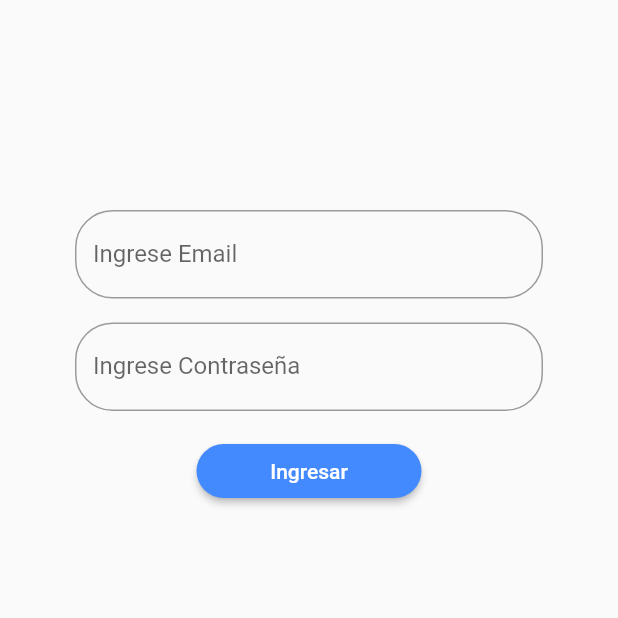
After one commit to santb08/CyClub, a Flutter app: the screen it shows after launch, item 2 of the bottom bar chosen, after a tap on "Ingresar", on a phone screen of 412 x 824 dp, the top half of it. The commit adds this screen. Run offline on Flutter 3.47's test engine with Material 2 defaults, Android fonts, the phone set to English and light mode, and no system bars; our stand-ins replace google_maps_flutter, location; network calls fail.

Commit message:
Primera implementación login

```diff
--- /dev/null
+++ b/lib/FormLogin.dart
@@ -0,0 +1,59 @@
+import 'package:flutter/material.dart';
+
+class FormLogin extends StatefulWidget {
+  @override
+  _FormLogin createState() => _FormLogin();
+}
+
+class _FormLogin extends State<FormLogin> {
+  final _formKey = GlobalKey<_FormLogin>();
+
+  @override
+  Widget build(BuildContext context) {
+    return Scaffold(
+        body: Form(
+            key: _formKey,
+            child: Container(
+              padding: EdgeInsets.only(top: 140, left: 50, right: 50),
+              child: Column(
+                crossAxisAlignment: CrossAxisAlignment.center,
+                children: <Widget>[
+                  TextFormField(
+                    decoration: InputDecoration(
+                        labelText: "Ingrese Email",
+                        fillColor: Colors.white,
+                        border: OutlineInputBorder(
+                            borderRadius: BorderRadius.circular(25.0))),
+                    validator: (value) {
+                      return (value.isEmpty) ? 'Ingrese email' : null;
+                    },
+                  ),
+                  Padding(
+                    padding: const EdgeInsets.symmetric(vertical: 16.0),
+                    child: TextFormField(
+                      obscureText: true,
+                      decoration: InputDecoration(
+                          labelText: "Ingrese Contraseña",
+                          fillColor: Colors.white,
+                          border: OutlineInputBorder(
+                              borderRadius: BorderRadius.circular(25.0))),
+                      validator: (value) {
+                        return (value.isEmpty) ? "Ingrese Contraseña" : null;
+                      },
+                    ),
+                  ),
+                  MaterialButton(
+                    child: Text("Ingresar"),
+                    color: Colors.blueAccent,
+                    shape: StadiumBorder(),
+                    textColor: Colors.white,
+                    minWidth: 150.0,
+                    onPressed: () {
+                      print("esta vuelta hace algo");
+                    },
+                  )
+                ],
+              ),
+            )));
+  }
+}
--- a/lib/Navbar.dart
+++ b/lib/Navbar.dart
@@ -1,5 +1,7 @@
+import 'package:cyclub/FormLogin.dart';
 import 'package:cyclub/Profile.dart';
 import "package:flutter/material.dart";
+import 'package:cyclub/FormLogin.dart';
 
 class NavBar extends StatefulWidget {
   @override
@@ -17,16 +19,19 @@ class _NavBar extends State<NavBar> {
             color: Colors.white,
             elevation: 0.0,
             child: Icon(Icons.person),
-            onPressed: () => Navigator.push(context, new MaterialPageRoute(
-              builder: (BuildContext context) => new Profile()
-            )),
+            onPressed: () => Navigator.push(
+                context,
+                new MaterialPageRoute(
+                    builder: (BuildContext context) => new Profile())),
           ),
           RaisedButton(
-            color: Colors.white,
-            elevation: 0.0,
-            child: Icon(Icons.laptop),
-            onPressed: () => print("Cañas la vendiste muy feo 2"),
-          ),
+              color: Colors.white,
+              elevation: 0.0,
+              child: Icon(Icons.laptop),
+              onPressed: () => Navigator.push(
+                  context,
+                  new MaterialPageRoute(
+                      builder: (BuildContext context) => new FormLogin()))),
           RaisedButton(
             color: Colors.white,
             elevation: 0.0,
```
